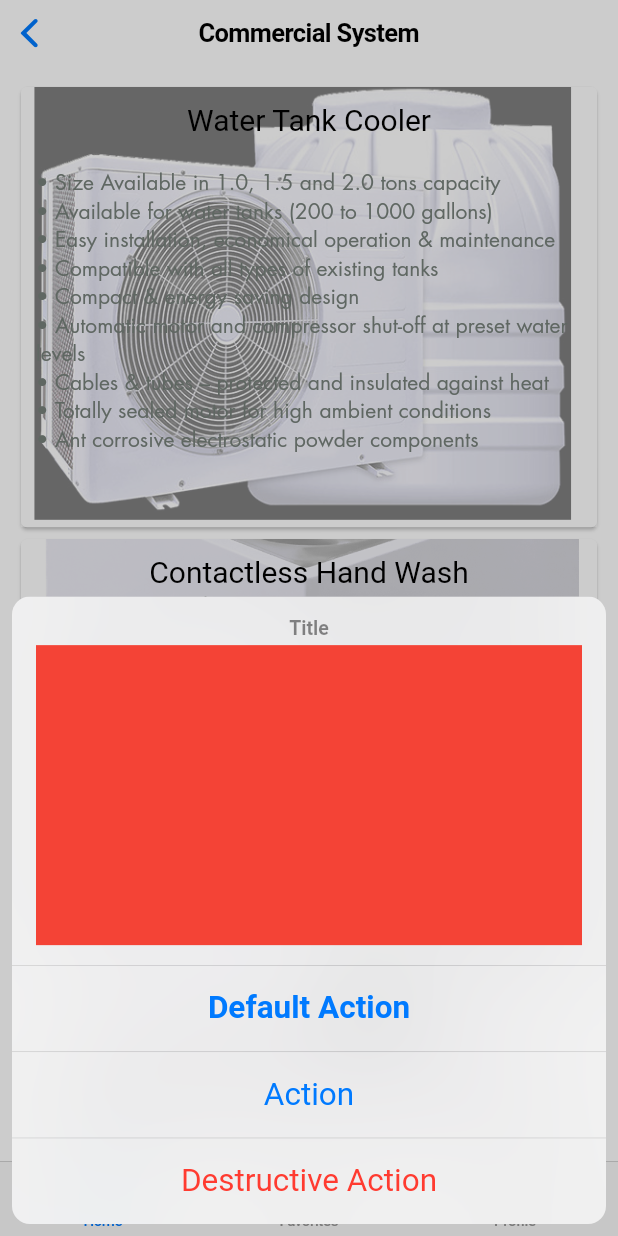
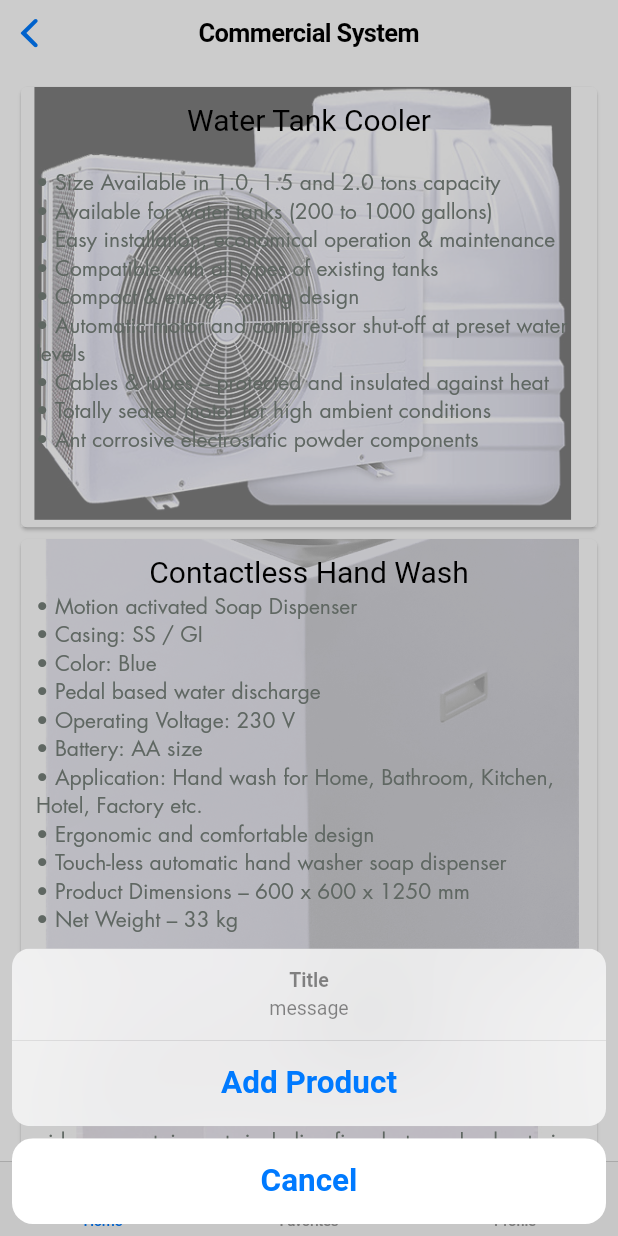
Before and after one commit to AliJasim03/Awal, a Flutter app: the screen it shows after launch, after a tap on "Residential System", after a tap on "Commercial System", after a tap on "Water Tank Cooler", on a phone screen of 412 x 824 dp. Run offline on Flutter 3.47's test engine with Material 2 defaults, Android fonts, the phone set to English and light mode, and no system bars; our stand-ins replace flutter_svg; Roboto replaces fonts that are missing (Futura-Bold).

Commit message:
added the cart and modifiy the action sheet

```diff
--- a/lib/components/action_sheet.dart
+++ b/lib/components/action_sheet.dart
@@ -1,43 +1,52 @@
+import 'package:awal/models/product.dart';
 import 'package:flutter/cupertino.dart';
 import 'package:flutter/material.dart';
+import 'package:awal/models/cart.dart';
+import 'package:provider/provider.dart';
 
-void showActionSheet(BuildContext context) {
+void showActionSheet(BuildContext context, Product product) {
+  var appState = Provider.of<Cart>(context, listen: false);
+  var exist = appState.checkProduct(product);
+
+  var mainAction = !exist ? addAction : removeAction;
+
   showCupertinoModalPopup<void>(
     context: context,
     builder: (BuildContext context) => CupertinoActionSheet(
       title: const Text('Title'),
-      message: Container(
-        color: Colors.red,
-        width: 200,
-        height: 200,
+      message: const Text('message'),
+      actions: <CupertinoActionSheetAction>[
+        mainAction(appState, product, context),
+      ],
+      cancelButton: CupertinoActionSheetAction(
+        isDefaultAction: true,
+        onPressed: () => Navigator.pop(context),
+        child: const Text('Cancel'),
       ),
-      actions: <CupertinoActionSheetAction>[
-        CupertinoActionSheetAction(
-          /// This parameter indicates the action would be a default
-          /// default behavior, turns the action's text to bold text.
-          isDefaultAction: true,
-          onPressed: () {
-            Navigator.pop(context);
-          },
-          child: const Text('Default Action'),
-        ),
-        CupertinoActionSheetAction(
-          onPressed: () {
-            Navigator.pop(context);
-          },
-          child: const Text('Action'),
-        ),
-        CupertinoActionSheetAction(
-          /// This parameter indicates the action would perform
-          /// a destructive action such as delete or exit and turns
-          /// the action's text color to red.
-          isDestructiveAction: true,
-          onPressed: () {
-            Navigator.pop(context);
-          },
-          child: const Text('Destructive Action'),
-        ),
-      ],
     ),
   );
 }
+
+CupertinoActionSheetAction removeAction(
+    Cart appState, Product product, BuildContext context) {
+  return CupertinoActionSheetAction(
+    isDestructiveAction: true,
+    onPressed: () {
+      appState.remove(product);
+      Navigator.pop(context);
+    },
+    child: const Text('Delete Product'),
+  );
+}
+
+CupertinoActionSheetAction addAction(
+    Cart appState, Product product, BuildContext context) {
+  return CupertinoActionSheetAction(
+    isDefaultAction: true,
+    onPressed: () {
+      appState.add(product);
+      Navigator.pop(context);
+    },
+    child: const Text('Add Product'),
+  );
+}
--- a/lib/components/category_card.dart
+++ b/lib/components/category_card.dart
@@ -17,19 +17,21 @@ class CategoryCard extends StatelessWidget {
       child: Column(
         crossAxisAlignment: CrossAxisAlignment.center,
         children: [
-          const Spacer(flex: 2),
+          const Spacer(flex: 1),
           Expanded(
-            flex: 2,
-            child: Text(category.title, style: kTitleTextStyle, textAlign: TextAlign.center),
+            flex: 3,
+            child: Text(category.title,
+                style: kTitleTextStyle, textAlign: TextAlign.center),
           ),
           Expanded(
-            flex: 5,
+            flex: 8,
             child: Padding(
               padding: const EdgeInsets.symmetric(
                 vertical: 0.0,
                 horizontal: 20.0,
               ),
-              child: Text(category.description, style: kBodyTextStyle, textAlign: TextAlign.center),
+              child: Text(category.description,
+                  style: kBodyTextStyle, textAlign: TextAlign.center),
             ),
           ),
         ],
--- a/lib/components/default_button.dart
+++ b/lib/components/default_button.dart
@@ -21,8 +21,7 @@ class DefaultButton extends StatelessWidget {
         style: TextButton.styleFrom(
           shape:
               RoundedRectangleBorder(borderRadius: BorderRadius.circular(20)),
-          primary: Colors.white,
-          backgroundColor: kPrimaryColor,
+          backgroundColor: kPrimaryColorDark,
         ),
         onPressed: press as void Function()?,
         child: Text(
--- a/lib/components/product_card.dart
+++ b/lib/components/product_card.dart
@@ -11,14 +11,15 @@ class ProductCard extends StatelessWidget {
   @override
   Widget build(BuildContext context) {
     return GestureDetector(
-      onTap: () => showActionSheet(context),
+      onTap: () => showActionSheet(context, product),
       child: Card(
         child: Container(
           decoration: BoxDecoration(
             image: DecorationImage(
               image: product.image.image, // this is dumb
               fit: BoxFit.cover,
-              colorFilter: ColorFilter.mode(Colors.black.withOpacity(0.5), BlendMode.dstATop),
+              colorFilter: ColorFilter.mode(
+                  Colors.black.withOpacity(0.5), BlendMode.dstATop),
             ),
           ),
           child: Padding(
@@ -27,7 +28,10 @@ class ProductCard extends StatelessWidget {
               crossAxisAlignment: CrossAxisAlignment.center,
               children: [
                 Text(product.title, style: kTitleTextStyle),
-                Expanded(child: Center(child: Text(product.description, style: kBodyTextStyle))),
+                Expanded(
+                    child: Center(
+                        child:
+                            Text(product.description, style: kBodyTextStyle))),
                 // Add additional widgets below if needed
               ],
             ),
--- a/lib/constants.dart
+++ b/lib/constants.dart
@@ -3,6 +3,7 @@ import 'package:flutter/material.dart';
 const kPrimaryColor = Color.fromRGBO(0, 168, 225, 100);
 
 const kPrimaryColorDark = Color.fromRGBO(32, 28, 111, 100);
+// const kPrimaryColorDark = Color.fromRGBO(6, 28, 115, 100);
 
 const kSecondryColor = Color.fromRGBO(119, 129, 123, 100);
 
--- a/lib/models/cart.dart
+++ b/lib/models/cart.dart
@@ -9,9 +9,20 @@ class Cart extends ChangeNotifier {
 
   void add(Product product) {
     productsCart.add(product);
+    notifyListeners();
   }
 
   void remove(Product product) {
     productsCart.remove(product);
+    notifyListeners();
+  }
+
+  void removeALl() {
+    productsCart = [];
+    notifyListeners();
+  }
+
+  bool checkProduct(Product product) {
+    return productsCart.contains(product);
   }
 }
--- a/lib/views/cart_page.dart
+++ b/lib/views/cart_page.dart
@@ -33,23 +33,14 @@ class _CartPageState extends State<CartPage> {
             const Divider(), // Add a divider between each item in the list
         itemBuilder: (BuildContext context, int index) {
           // Get the ImageData object at the current index
+          return CartCard(product: cart.productsCart[index]);
+
           return Column(
             children: [
               for (var product in cart.getPorductList())
                 CartCard(product: product) //the i for loop didnt work
             ],
           );
-
-          // return ListView(
-          //   children: [
-          //     Column(
-          //       children: [
-          //         for (var product in cart.getPorductList())
-          //           CartCard(product: product) //the i for loop didnt work
-          //       ],
-          //     )
-          //   ],
-          // );
         },
       ),
       bottomNavigationBar: CheckoutCard(),
```
Also changed, not shown: lib/components/check_out_card.dart (+19 -37 lines).
